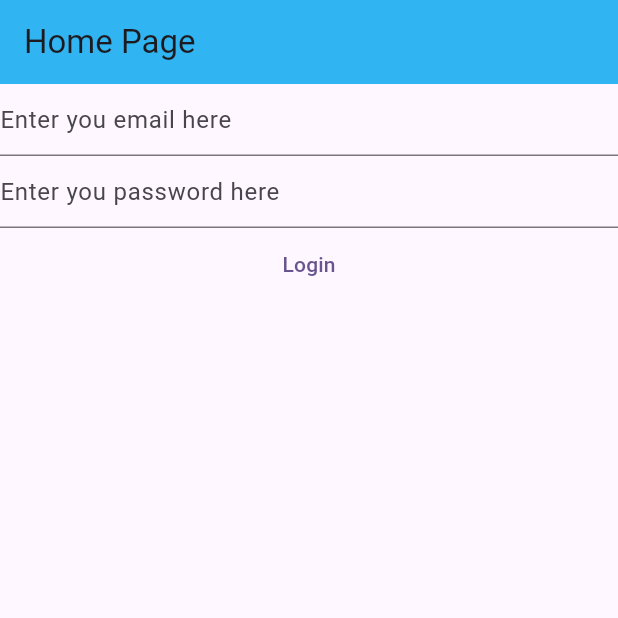
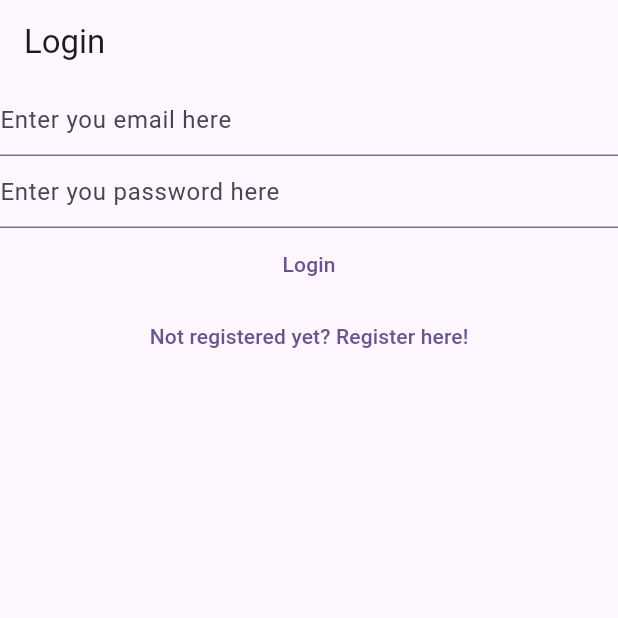
Before and after one commit to ahmadmhd357/my-first-flutter-app, a Flutter app: the screen it shows after launch, on a phone screen of 412 x 824 dp, the top half of it. Run offline on Flutter 3.47's test engine with Material 2 defaults, Android fonts, the phone set to English and light mode, and no system bars; our stand-ins replace firebase_auth, firebase_core; accounts and stored records are empty.

```diff
--- a/lib/main.dart
+++ b/lib/main.dart
@@ -15,6 +15,10 @@ void main() {
         useMaterial3: true,
       ),
       home: const HomePage(),
+      routes: {
+        '/login/': (context) => const LoginView(),
+        '/register/': (context) => const RegisterView(),
+      },
     ),
   );
 }
@@ -23,12 +27,7 @@ class HomePage extends StatelessWidget {
   const HomePage({super.key});
 
   Widget build(BuildContext context) {
-    return Scaffold(
-      appBar: AppBar(
-        title: const Text('Home Page'),
-        backgroundColor: const Color.fromARGB(255, 49, 181, 242),
-      ),
-      body: FutureBuilder(
+    return FutureBuilder(
       future: Firebase.initializeApp(
         options: DefaultFirebaseOptions.currentPlatform,
       ),
@@ -45,34 +44,9 @@ class HomePage extends StatelessWidget {
             // return const Text('done');
             return const LoginView();
           default:
-              return const Text('Loading...');
+            return const CircularProgressIndicator();
         }
       },
-      ),
     );
   }
 }
-
-class VerifyEmailView extends StatefulWidget {
-  const VerifyEmailView({super.key});
-
-  @override
-  State<VerifyEmailView> createState() => _VerifyEmailViewState();
-}
-
-class _VerifyEmailViewState extends State<VerifyEmailView> {
-  @override
-  Widget build(BuildContext context) {
-    return Column(
-      children: [
-        const Text('please verify you email address:'),
-        TextButton(
-            onPressed: () async {
-              final user = FirebaseAuth.instance.currentUser;
-              await user?.sendEmailVerification();
-            },
-            child: const Text('Send verification eamil'))
-      ],
-    );
-  }
-}
--- a/lib/views/login_view.dart
+++ b/lib/views/login_view.dart
@@ -29,7 +29,11 @@ class _LoginViewState extends State<LoginView> {
   }
 
   Widget build(BuildContext context) {
-    return Column(
+    return Scaffold(
+      appBar: AppBar(
+        title: const Text('Login'),
+      ),
+      body: Column(
         children: [
           TextField(
             autocorrect: false,
@@ -52,7 +56,8 @@ class _LoginViewState extends State<LoginView> {
               final password = _password.text;
               try {
                 final UserCredential = await FirebaseAuth.instance
-                  .signInWithEmailAndPassword(email: email, password: password);
+                    .signInWithEmailAndPassword(
+                        email: email, password: password);
                 print(UserCredential);
               } on FirebaseAuthException catch (e) {
                 if (e.code == 'user-not-found') {
@@ -67,7 +72,15 @@ class _LoginViewState extends State<LoginView> {
             },
             child: const Text('Login'),
           ),
+          TextButton(
+            onPressed: () {
+              Navigator.of(context).pushNamedAndRemoveUntil(
+                  '/register/', (Route<dynamic> route) => false);
+            },
+            child: const Text('Not registered yet? Register here!'),
+          ),
         ],
+      ),
     );
   }
 }
--- a/lib/views/register_view.dart
+++ b/lib/views/register_view.dart
@@ -29,7 +29,11 @@ class _RegisterViewState extends State<RegisterView> {
   }
 
   Widget build(BuildContext context) {
-    return Column(
+    return Scaffold(
+      appBar: AppBar(
+        title: const Text('Register'),
+      ),
+      body: Column(
         children: [
           TextField(
             autocorrect: false,
@@ -61,7 +65,15 @@ class _RegisterViewState extends State<RegisterView> {
             },
             child: const Text('Register'),
           ),
+          TextButton(
+            onPressed: () {
+              Navigator.of(context).pushNamedAndRemoveUntil(
+                  '/login/', (Route<dynamic> route) => false);
+            },
+            child: const Text('Already a member? Login here!'),
+          ),
         ],
+      ),
     );
   }
 }
```
Also changed, not shown: lib/views/verify_email_view.dart (added, +29 -0 lines). Lines whose indentation alone changed are shown as unchanged.
